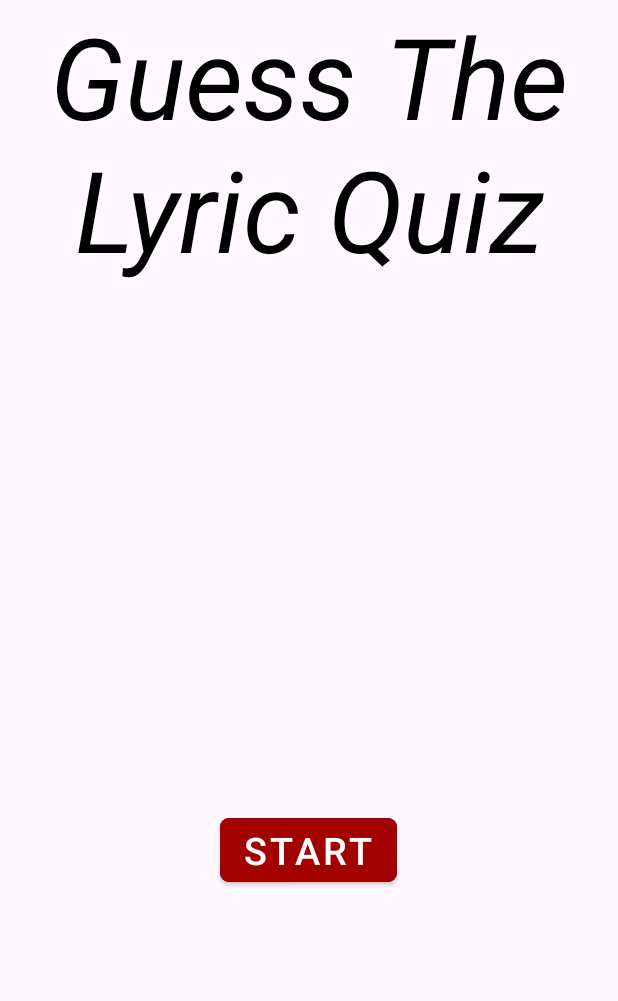
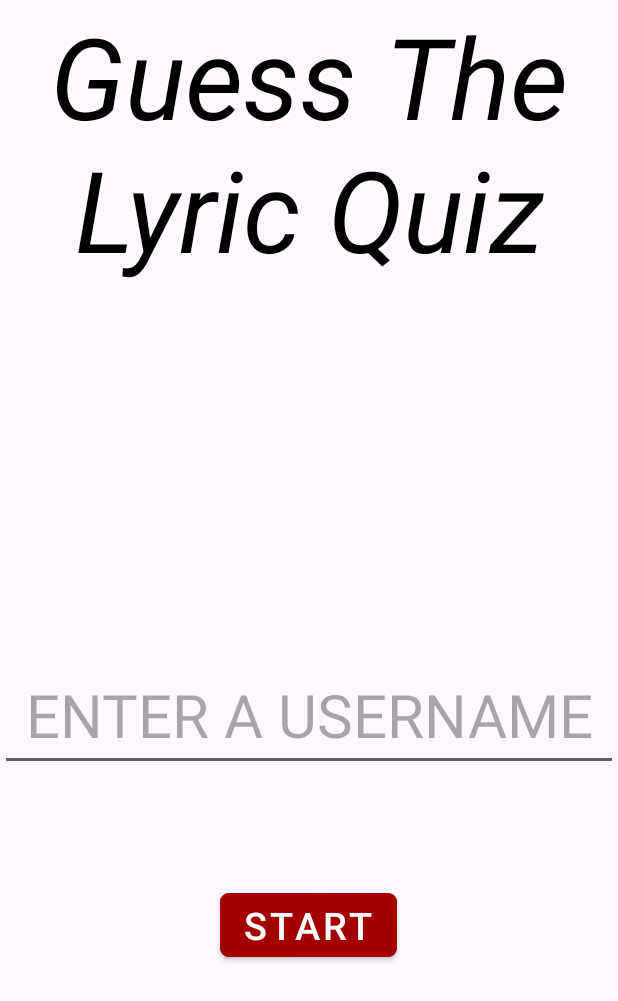
Before and after one commit to gimmeyahring/Finish_The_Drake_Lyric_Quiz, an Android app: the screen it shows after launch (StartActivity), on a phone screen of 412 x 824 dp. Shown: the top 1001 px of the screen. Run offline under Robolectric (Android 15) with nearby library versions, the phone set to English and light mode, and no system bars.

Commit message:
added username edit text to xml

```diff
--- a/app/src/main/java/org/baltimorecityschools/finishthedrakelyricquiz/StartActivity.java
+++ b/app/src/main/java/org/baltimorecityschools/finishthedrakelyricquiz/StartActivity.java
@@ -40,5 +40,6 @@ public class StartActivity extends AppCompatActivity {
 
 
 
+
     }
 }
--- a/app/src/main/res/layout/activity_start.xml
+++ b/app/src/main/res/layout/activity_start.xml
@@ -24,7 +24,20 @@
 
     <View
         android:layout_width="match_parent"
-        android:layout_height="350sp"
+        android:layout_height="250sp"
+        />
+    <EditText
+        android:layout_width="match_parent"
+        android:layout_height="wrap_content"
+        android:gravity="center"
+        android:hint="ENTER A USERNAME"
+        android:textSize="40sp"
+        android:textColor="@color/black"
+        android:id="@+id/usernameET"
+        />
+    <View
+        android:layout_width="match_parent"
+        android:layout_height="75sp"
         />
 
     <Button
```
